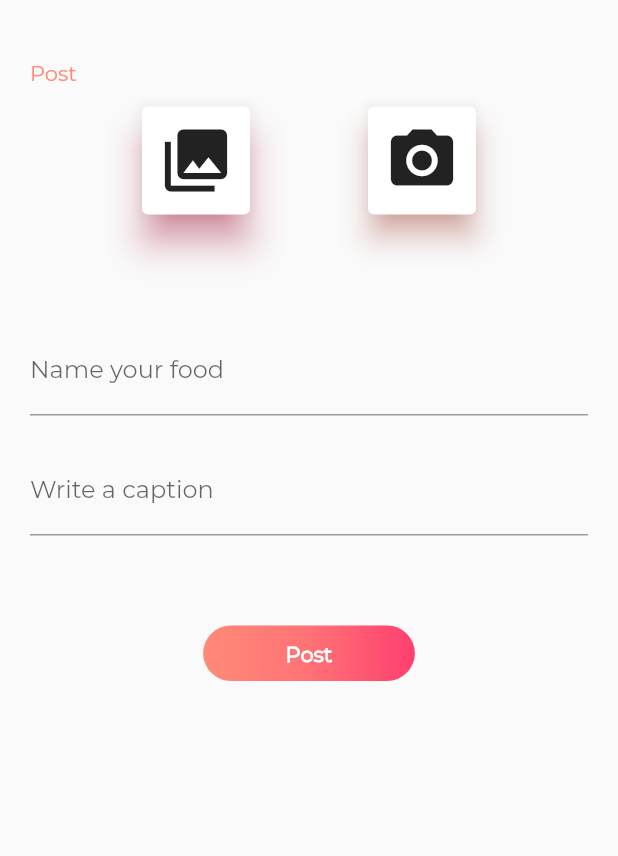
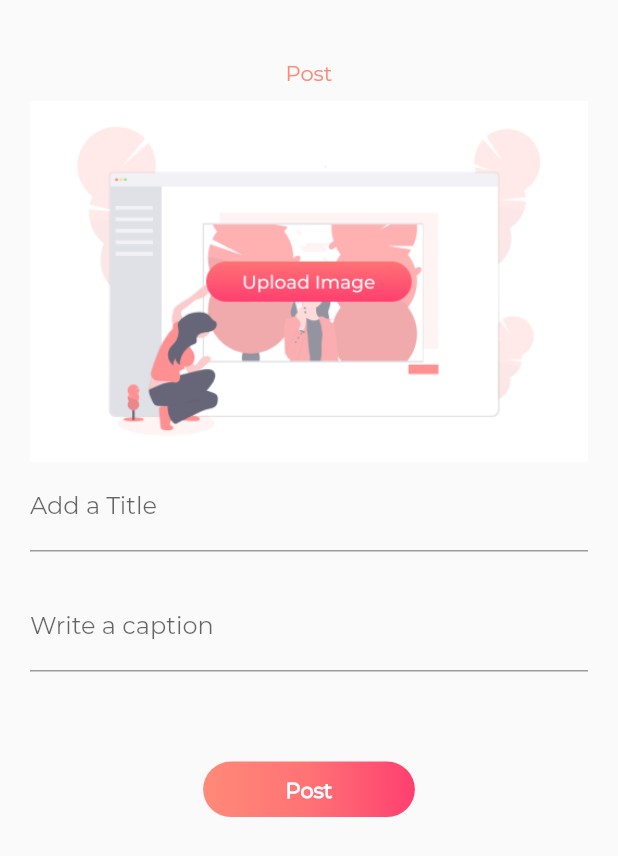
Before and after one commit to Singh-Shivani/Food_Lab, a Flutter app: the ImageCapture screen opened directly, on a phone screen of 412 x 824 dp. Shown: the top 856 px of the screen. Run offline on Flutter 3.47's test engine with Material 2 defaults, Android fonts, the phone set to English and light mode, and no system bars; our stand-ins replace cloud_firestore, curved_navigation_bar, firebase_auth, firebase_storage, image_picker, overlay_support; missing offline and left inert: gradient_text; accounts and stored records are empty; network calls fail.

Commit message:
App Completed!

```diff
--- a/lib/api/food_api.dart
+++ b/lib/api/food_api.dart
@@ -219,8 +219,10 @@ getUserDetails(AuthNotifier authNotifier) async {
 }
 
 getFoods(FoodNotifier foodNotifier) async {
-  QuerySnapshot snapshot =
-      await Firestore.instance.collection('foods').getDocuments();
+  QuerySnapshot snapshot = await Firestore.instance
+      .collection('foods')
+      .orderBy('createdAt', descending: true)
+      .getDocuments();
 
   List<Food> foodList = [];
 
--- a/lib/model/food.dart
+++ b/lib/model/food.dart
@@ -12,6 +12,7 @@ class Food {
   String profilePictureOfUser;
 
   Food();
+
   Food.fromMap(Map<String, dynamic> data) {
     name = data['name'];
     img = data['img'];
--- a/lib/notifier/food_notifier.dart
+++ b/lib/notifier/food_notifier.dart
@@ -1,7 +1,5 @@
 import 'dart:collection';
-
 import 'package:flutter/foundation.dart';
-import 'package:foodlab/api/food_api.dart';
 import 'package:foodlab/model/food.dart';
 
 class FoodNotifier with ChangeNotifier {
--- a/lib/screens/add_post.dart
+++ b/lib/screens/add_post.dart
@@ -2,10 +2,8 @@ import 'package:flutter/cupertino.dart';
 import 'package:flutter/material.dart';
 import 'dart:io';
 import 'package:foodlab/api/food_api.dart';
-import 'package:foodlab/screens/upload_image.dart';
 import 'package:foodlab/widget/custom_raised_button.dart';
 import 'package:image_picker/image_picker.dart';
-import 'package:image_cropper/image_cropper.dart';
 import 'package:foodlab/model/food.dart';
 
 class ImageCapture extends StatefulWidget {
@@ -23,23 +21,6 @@ class _ImageCaptureState extends State<ImageCapture> {
       _imageFile = File(selected.path);
     });
   }
-
-//  Future<void> _cropImage() async {
-//    File cropped = await ImageCropper.cropImage(
-//        sourcePath: _imageFile.path,
-//        androidUiSettings: AndroidUiSettings(
-//            toolbarTitle: 'Crop Image',
-//            toolbarColor: Colors.deepOrange,
-//            toolbarWidgetColor: Colors.white,
-//            initAspectRatio: CropAspectRatioPreset.original,
-//            lockAspectRatio: false),
-//        iosUiSettings: IOSUiSettings(
-//          title: 'Cropper',
-//        ));
-//    setState(() {
-//      _imageFile = cropped ?? _imageFile;
-//    });
-//  }
 
   void _clear() {
     setState(() {
@@ -62,8 +43,7 @@ class _ImageCaptureState extends State<ImageCapture> {
           child: SingleChildScrollView(
             physics: BouncingScrollPhysics(),
             child: Column(
-              crossAxisAlignment: CrossAxisAlignment.start,
-              mainAxisAlignment: MainAxisAlignment.center,
+              crossAxisAlignment: CrossAxisAlignment.center,
               children: <Widget>[
                 Text(
                   'Post',
@@ -79,20 +59,23 @@ class _ImageCaptureState extends State<ImageCapture> {
                         ? Column(
                             mainAxisAlignment: MainAxisAlignment.center,
                             children: <Widget>[
-                              Container(
+                              ClipRRect(
+                                borderRadius: BorderRadius.circular(5),
+                                child: Container(
                                   width: MediaQuery.of(context).size.width - 20,
                                   child: Image.file(
                                     _imageFile,
                                     fit: BoxFit.fitWidth,
                                   ),
                                 ),
+                              ),
                               Row(
                                 mainAxisAlignment: MainAxisAlignment.center,
                                 children: <Widget>[
-                                  FlatButton(
-                                    child: Icon(Icons.crop),
-//                              onPressed: _cropImage,
-                                  ),
+//                                  FlatButton(
+//                                    child: Icon(Icons.crop),
+////                              onPressed: _cropImage,
+//                                  ),
                                   FlatButton(
                                     child: Icon(Icons.refresh),
                                     onPressed: _clear,
@@ -101,52 +84,28 @@ class _ImageCaptureState extends State<ImageCapture> {
                               ),
                             ],
                           )
-                        : Row(
-                            mainAxisAlignment: MainAxisAlignment.spaceEvenly,
-                            children: <Widget>[
-                              GestureDetector(
+                        : GestureDetector(
                             onTap: () {
                               _pickImage(ImageSource.gallery);
                             },
                             child: Container(
-                                  width: 80,
-                                  height: 80,
-                                  child: Card(
-                                    elevation: 10,
-                                    shadowColor:
-                                        Color.fromRGBO(255, 63, 111, 1),
-                                    child: Icon(Icons.photo_library, size: 50),
-                                  ),
-                                ),
-                              ),
-                              GestureDetector(
-                                onTap: () {
-                                  _pickImage(ImageSource.camera);
-                                },
-                                child: Container(
-                                  width: 80,
-                                  height: 80,
-                                  child: Card(
-                                    elevation: 8,
-                                    shadowColor:
-                                        Color.fromRGBO(255, 138, 120, 1),
-                                    child: Icon(Icons.camera_alt, size: 50),
+                              alignment: Alignment.center,
+                              width: MediaQuery.of(context).size.width,
+                              child: Image.asset(
+                                'images/uploadFoodImageOnPost.png',
+                                fit: BoxFit.cover,
                               ),
                             ),
                           ),
                   ],
                 ),
-                    SizedBox(height: 40),
-                  ],
-                ),
-                SizedBox(height: 30),
                 Container(
                   child: TextField(
                     onChanged: (String value) {
                       food.name = value;
                     },
                     decoration: InputDecoration(
-                      labelText: 'Name your food',
+                      labelText: 'Add a Title',
                     ),
                   ),
                 ),
@@ -155,6 +114,8 @@ class _ImageCaptureState extends State<ImageCapture> {
                 ),
                 Container(
                   child: TextField(
+                    keyboardType: TextInputType.multiline,
+                    maxLines: null,
                     onChanged: (String value) {
                       food.caption = value;
                     },
@@ -187,7 +148,3 @@ class _ImageCaptureState extends State<ImageCapture> {
     );
   }
 }
-
-//android:name="com.yalantis.ucrop.UCropActivity" android:screenOrientation="portrait"
-//            android:theme="@style/Theme.AppCompat.Light.NoActionBar"
-//
--- a/lib/screens/navigation_bar.dart
+++ b/lib/screens/navigation_bar.dart
@@ -39,7 +39,6 @@ class _NavigationBarPageState extends State<NavigationBarPage> {
             size: 26,
             color: Colors.black,
           ),
-//          Color.fromRGBO(247, 27, 104, 1),
           Icon(
             Icons.add_box,
             size: 26,
--- a/pubspec.yaml
+++ b/pubspec.yaml
@@ -33,11 +33,11 @@ dependencies:
   firebase_core: ^0.4.5
   firebase_storage: ^3.1.6
   image_picker: ^0.6.7+4
-  image_cropper: ^1.2.3
   uuid: 2.2.0
   path: ^1.6.4
   gradient_text: ^1.0.2
   overlay_support: ^1.0.4
+  intl: ^0.16.1
 
 
 
```
Also changed, not shown: lib/screens/detail_food_page.dart (+81 -10 lines), lib/screens/edit_profile_page.dart (+5 -13 lines), lib/screens/home_page.dart (+25 -2 lines), lib/screens/profile_page.dart (+21 -17 lines), lib/screens/upload_image.dart (deleted, +0 -72 lines), images/flame-cook-is-making-soup.png (deleted), images/flame-flame-13.png (deleted), images/icons8-paella-96.png (deleted), images/undraw_cooking_lyxy.png (added), images/undraw_image_post_24iy.png (added), images/uploadFoodImageOnPost.png (added), pubspec.lock. Lines whose indentation alone changed are shown as unchanged.
